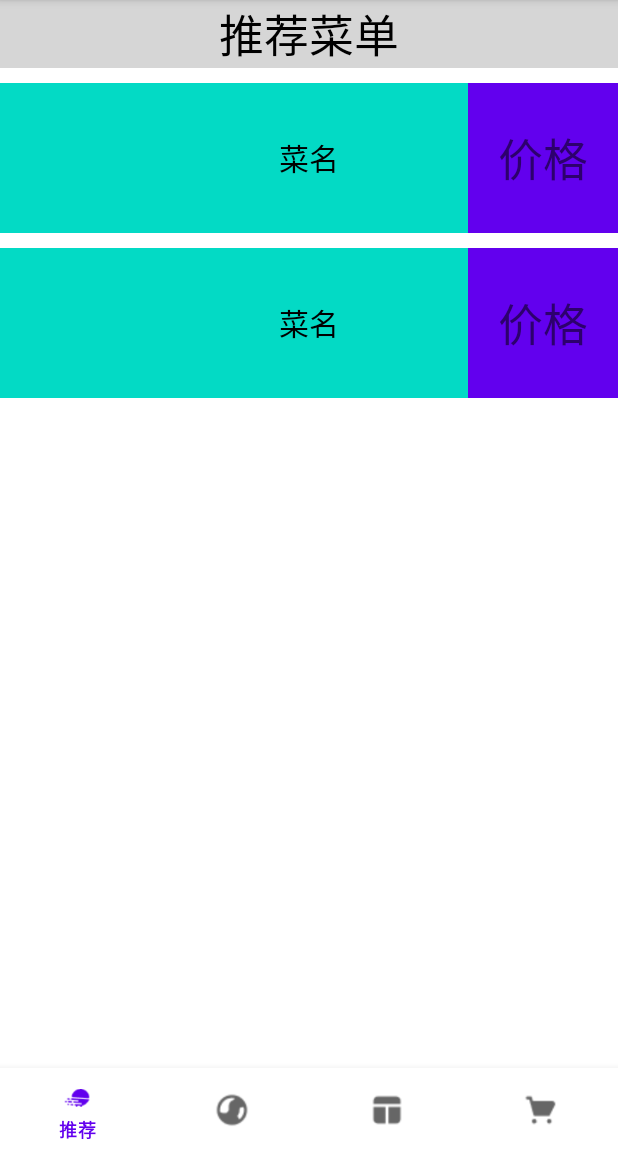
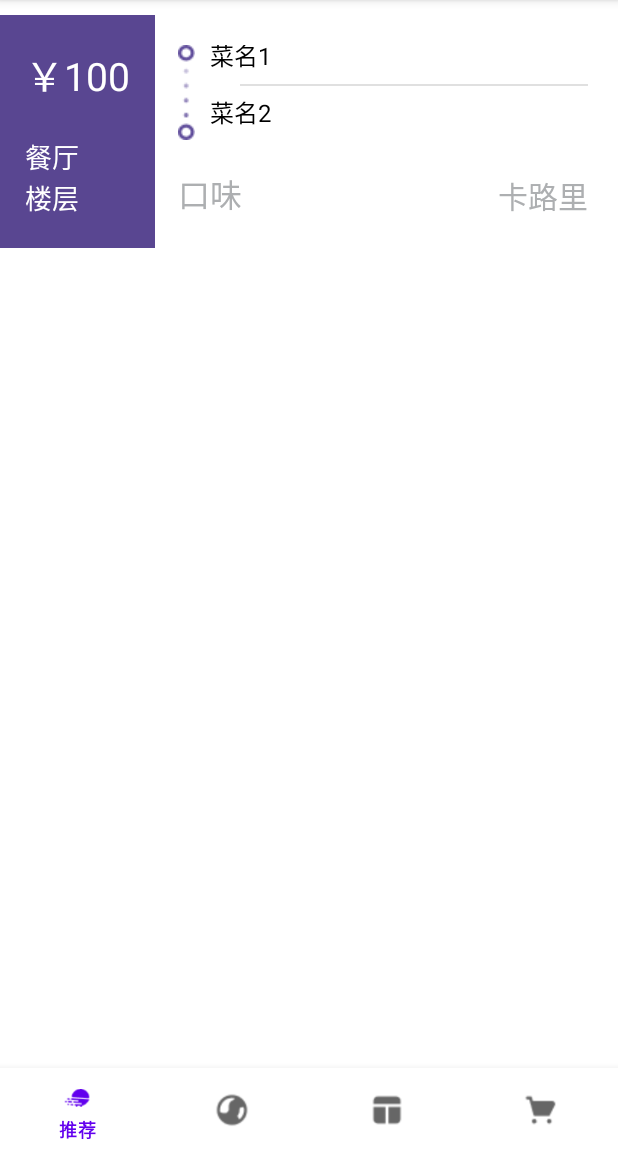
Before and after one commit to RubbishD/SJTU, an Android app: the screen it shows after launch (MainActivity), after a tap on "START", on a phone screen of 412 x 824 dp, the part 84-1236 px from its top. Run offline under Robolectric (Android 15) with nearby library versions, the phone set to English and light mode, and no system bars; our stand-ins replace navigation-ui; libraries missing offline, so code that uses them is left out: com.diegodobelo.expandingview.

Commit message:
version2

```diff
--- a/app/src/main/java/com/example/sjtu/RecommendFragment.java
+++ b/app/src/main/java/com/example/sjtu/RecommendFragment.java
@@ -22,7 +22,7 @@ import com.diegodobelo.expandingview.ExpandingList;
  */
 public class RecommendFragment extends Fragment {
     private RelativeLayout mRelativeLayout;
-    private TextView mTvprice;
+    private TextView getmTvprice1,getmTvprice2;
     private static final String ARG_PARAM1 = "param1";
      private static final String ARG_PARAM2 = "param2";
 
@@ -67,8 +67,16 @@ public class RecommendFragment extends Fragment {
     public void onViewCreated(@NonNull View view, @Nullable Bundle savedInstanceState) {
         super.onViewCreated(view, savedInstanceState);
         //
-        mRelativeLayout = view.findViewById(R.id.relative1);
-        mRelativeLayout.setOnClickListener(new View.OnClickListener() {
+        getmTvprice1 = view.findViewById(R.id.title_recipe1);
+        getmTvprice2 = view.findViewById(R.id.title_recipe2);
+        getmTvprice1.setOnClickListener(new View.OnClickListener() {
+            @Override
+            public void onClick(View view) {
+                Intent intent = new Intent(getActivity(),RecipeActivity1.class);
+                startActivity(intent);
+            }
+        });
+        getmTvprice2.setOnClickListener(new View.OnClickListener() {
             @Override
             public void onClick(View view) {
                 Intent intent = new Intent(getActivity(),RecipeActivity1.class);
--- /dev/null
+++ b/app/src/main/res/drawable/tv_shape1.xml
@@ -0,0 +1,10 @@
+<?xml version="1.0" encoding="utf-8"?>
+<shape xmlns:android="http://schemas.android.com/apk/res/android"
+    android:shape="rectangle">
+    <stroke
+
+        android:width="5dp"
+        android:color="@color/teal_200"/>
+    <corners
+        android:radius="10dp"/>
+</shape>
--- a/app/src/main/res/layout/activity_recipe1.xml
+++ b/app/src/main/res/layout/activity_recipe1.xml
@@ -65,7 +65,8 @@
             android:layout_height="wrap_content"
             android:layout_toRightOf="@id/location_recipe0"
             android:text="餐饮大楼"
-            android:textSize="20sp"/>
+            android:textSize="20sp" />
+
         <TextView
             android:id="@+id/location_recipe2"
             android:layout_width="wrap_content"
@@ -73,7 +74,7 @@
             android:layout_toRightOf="@id/location_recipe1"
 
             android:text="楼层"
-            android:textSize="20sp"/>
+            android:textSize="20sp" />
 
         <TextView
             android:id="@+id/location_recipe3"
@@ -81,7 +82,7 @@
             android:layout_height="wrap_content"
             android:layout_toRightOf="@id/location_recipe2"
             android:text="餐厅名"
-            android:textSize="20sp"/>
+            android:textSize="20sp" />
 
         <TextView
             android:id="@+id/location_recipe4"
@@ -89,7 +90,7 @@
             android:layout_height="wrap_content"
             android:layout_toRightOf="@id/location_recipe3"
             android:text="窗口"
-            android:textSize="20sp"/>
+            android:textSize="20sp" />
     </RelativeLayout>
 
     <RelativeLayout
@@ -130,14 +131,14 @@
             android:text="时间："
             android:textSize="20sp"
             />
+
         <TextView
             android:layout_width="wrap_content"
             android:layout_height="wrap_content"
             android:layout_toRightOf="@id/time"
+            android:gravity="center"
             android:text="****"
-            android:textSize="20sp"
-            android:gravity="center"
-            />
+            android:textSize="20sp" />
     </RelativeLayout>
 
     <RelativeLayout
--- a/app/src/main/res/layout/fragment_recommend.xml
+++ b/app/src/main/res/layout/fragment_recommend.xml
@@ -1,87 +1,168 @@
 <?xml version="1.0" encoding="utf-8"?>
-<ScrollView xmlns:android="http://schemas.android.com/apk/res/android"
+<LinearLayout xmlns:android="http://schemas.android.com/apk/res/android"
     android:layout_width="match_parent"
-    android:layout_height="match_parent">
+    android:layout_height="wrap_content"
+    android:background="@color/bgContent"
+    android:baselineAligned="false"
+    android:paddingTop="10dp"
+    android:orientation="horizontal">
+
+    <!-- LEFT TITLE PART -->
     <RelativeLayout
         android:layout_width="match_parent"
-        android:layout_height="match_parent">
-        <!-- TODO: Update blank fragment layout -->
-        <TextView
-            android:id="@+id/tv_Title"
-            android:layout_width="match_parent"
-            android:layout_height="wrap_content"
-            android:text="推荐菜单"
-            android:textColor="#000000"
-            android:textSize="30sp"
-            android:gravity="center"
-            android:background="#D6D6D6"/>
-
-        <RelativeLayout
-            android:id="@+id/relative1"
-            android:layout_width="match_parent"
-            android:layout_height="100dp"
-            android:layout_below="@id/tv_Title"
-            android:layout_marginTop="10dp"
-            android:background="@color/teal_200">
+        android:layout_height="155dp"
+        android:layout_weight="3"
+        android:background="@color/bgTitleLeft"
+        android:gravity="center_horizontal"
+        android:orientation="vertical"
+        android:paddingBottom="20dp"
+        android:paddingLeft="10dp"
+        android:paddingRight="10dp"
+        android:paddingTop="20dp">
 
         <TextView
-                android:id="@+id/tv_name1"
-                android:layout_width="100dp"
-                android:clickable="true"
-                android:layout_height="match_parent"
-                android:layout_centerInParent="true"
+            android:id="@+id/title_price"
+            android:layout_width="wrap_content"
+            android:layout_height="wrap_content"
+            android:layout_alignParentLeft="true"
+            android:layout_alignParentStart="true"
             android:gravity="center"
-                android:text="菜名"
-                android:textColor="@color/black"
-                android:textFontWeight="1"
-                android:textSize="20sp" />
+            android:textColor="@android:color/white"
+            android:textSize="26sp"
+            android:text="￥100"/>
 
         <TextView
-                android:id="@+id/tv_price1"
-                android:layout_width="100dp"
-                android:layout_height="match_parent"
-                android:layout_centerVertical="true"
-                android:layout_alignParentEnd="true"
-                android:background="@color/purple_500"
-                android:gravity="center"
-                android:text="价格"
-                android:textSize="30sp" />
+            android:id="@+id/title_canteen_label"
+            android:layout_width="wrap_content"
+            android:layout_height="wrap_content"
+            android:layout_alignParentBottom="true"
+            android:layout_alignParentLeft="true"
+            android:layout_alignParentStart="true"
+            android:textColor="@android:color/white"
+            android:textSize="18sp"
+            android:text="楼层"/>
+
+        <TextView
+            android:id="@+id/title_date_label"
+            android:layout_width="wrap_content"
+            android:layout_height="wrap_content"
+            android:layout_above="@id/title_canteen_label"
+            android:layout_alignParentLeft="true"
+            android:layout_alignParentStart="true"
+            android:textColor="@android:color/white"
+            android:textSize="18sp"
+            android:text="餐厅"/>
+
 
     </RelativeLayout>
+    <!-- RIGHT TITLE PART -->
     <RelativeLayout
-            android:id="@+id/relative2"
         android:layout_width="match_parent"
-            android:layout_height="100dp"
-            android:layout_below="@id/relative1"
-            android:layout_marginTop="10dp"
-            android:background="@color/teal_200">
+        android:layout_height="match_parent"
+        android:layout_weight="1"
+        android:background="@color/bgTitleRight"
+        android:paddingStart="15dp"
+        android:paddingLeft="15dp"
+        android:paddingTop="20dp"
+        android:paddingEnd="20dp"
+        android:paddingRight="20dp"
+        android:paddingBottom="20dp">
+
+        <ImageView
+            android:id="@+id/title_from_to_dots"
+            android:layout_width="wrap_content"
+            android:layout_height="wrap_content"
+            android:layout_alignParentStart="true"
+            android:layout_alignParentLeft="true"
+            android:layout_marginEnd="10dp"
+            android:layout_marginRight="10dp"
+            android:src="@drawable/from_to_purple" />
 
         <TextView
-                android:id="@+id/tv_name2"
-                android:layout_width="100dp"
-                android:layout_height="match_parent"
-                android:layout_centerInParent="true"
-                android:gravity="center"
-                android:text="菜名"
-                android:textColor="@color/black"
-                android:textFontWeight="1"
-                android:textSize="20sp" />
+            android:id="@+id/title_recipe1"
+            android:layout_width="wrap_content"
+            android:layout_height="wrap_content"
+            android:layout_alignTop="@+id/title_from_to_dots"
+            android:layout_marginTop="-5dp"
+            android:layout_toEndOf="@+id/title_from_to_dots"
+            android:layout_toRightOf="@+id/title_from_to_dots"
+            android:ellipsize="marquee"
+            android:fadingEdge="horizontal"
+            android:singleLine="true"
+            android:textColor="@android:color/black"
+            android:textSize="16sp"
+            android:text="菜名1"
+            />
+
+        <ImageView
+            android:id="@+id/title_from_to_dots_divider"
+            android:layout_width="match_parent"
+            android:layout_height="1dp"
+            android:layout_below="@id/title_recipe1"
+            android:layout_marginStart="20dp"
+            android:layout_marginLeft="20dp"
+            android:layout_marginTop="7dp"
+            android:layout_marginBottom="5dp"
+            android:layout_toEndOf="@+id/title_from_to_dots"
+            android:layout_toRightOf="@+id/title_from_to_dots"
+            android:src="@color/contentDividerLine" />
 
         <TextView
-                android:id="@+id/tv_price2"
-                android:layout_width="100dp"
-                android:layout_height="match_parent"
-                android:layout_centerVertical="true"
+            android:id="@+id/title_recipe2"
+            android:layout_width="wrap_content"
+            android:layout_height="wrap_content"
+            android:layout_below="@id/title_from_to_dots_divider"
+            android:layout_toEndOf="@id/title_from_to_dots"
+            android:layout_toRightOf="@id/title_from_to_dots"
+            android:ellipsize="marquee"
+            android:fadingEdge="horizontal"
+            android:singleLine="true"
+            android:textColor="@android:color/black"
+            android:textSize="16sp"
+            android:text="菜名2"/>
+
+
+        <TextView
+            android:id="@+id/title_requests_count"
+            style="@style/TitleBadgeText"
+            android:layout_width="wrap_content"
+            android:layout_height="wrap_content"
+            android:layout_alignParentStart="true"
+            android:layout_alignParentLeft="true"
+            android:layout_alignParentBottom="true" />
+
+        <TextView
+            style="@style/TitleBadgeTitle"
+            android:layout_width="wrap_content"
+            android:layout_height="wrap_content"
+            android:layout_above="@id/title_requests_count"
+            android:textSize="21sp"
+            android:layout_alignParentBottom="true"
+            android:layout_alignParentStart="true"
+            android:layout_alignParentRight="true"
+            android:text="@string/teast" />
+
+        <TextView
+            android:id="@+id/title_weight"
+            style="@style/TitleBadgeText"
+            android:layout_width="wrap_content"
+            android:layout_height="wrap_content"
             android:layout_alignParentEnd="true"
-                android:background="@color/purple_500"
-                android:gravity="center"
-                android:text="价格"
-                android:textSize="30sp" />
-
-        </RelativeLayout>
-    </RelativeLayout>
+            android:layout_alignParentRight="true"
+            android:layout_alignParentBottom="true"
+            android:text="@string/calorie" />
 
 
 
+        <TextView
+            android:id="@+id/title_pledge"
+            style="@style/TitleBadgeText"
+            android:layout_width="wrap_content"
+            android:layout_height="wrap_content"
+            android:layout_alignParentBottom="true"
+            android:layout_marginBottom="56dp" />
 
-</ScrollView>
+
+
+    </RelativeLayout>
+</LinearLayout>
--- a/app/src/main/res/values/colors.xml
+++ b/app/src/main/res/values/colors.xml
@@ -7,4 +7,19 @@
     <color name="teal_700">#FF018786</color>
     <color name="black">#FF000000</color>
     <color name="white">#FFFFFFFF</color>
+    <color name="colorPrimary">#594691</color>
+    <color name="colorPrimaryDark">#3e2d70</color>
+    <color name="bgBackSideColor">#f4f0ff</color>
+    <color name="bgTitleLeft">#594691</color>
+    <color name="bgTitleRight">#ffffff</color>
+    <color name="bgContentTop">#594691</color>
+    <color name="bgContent">#ffffff</color>
+    <color name="contentDividerLine">#e0e0e0</color>
+    <color name="contentBadgeTitle">#a9a9a9</color>
+    <color name="titleBadgeTitle">#adafb1</color>
+    <color name="titleBadgeText">#adafb1</color>
+    <color name="mainTextColor">#343d43</color>
+    <color name="btnRequest">#ffbf12</color>
+
+    <color name="black_overlay">#66000000</color>
 </resources>
--- /dev/null
+++ b/app/src/main/res/values/dimens.xml
@@ -0,0 +1,4 @@
+<resources>
+    <dimen name="activity_horizontal_margin">16dp</dimen>
+    <dimen name="activity_vertical_margin">16dp</dimen>
+</resources>
--- a/app/src/main/res/values/strings.xml
+++ b/app/src/main/res/values/strings.xml
@@ -3,4 +3,6 @@
     <!-- TODO: Remove or change this placeholder text -->
     <string name="hello_blank_fragment">Hello blank fragment</string>
     <string name="button">Button</string>
+    <string name="calorie">卡路里</string>
+    <string name="teast">口味</string>
 </resources>
--- /dev/null
+++ b/app/src/main/res/values/styles.xml
@@ -0,0 +1,37 @@
+<resources>
+
+    <style name="AppTheme" parent="Theme.AppCompat.Light.DarkActionBar">
+        <item name="colorPrimary">@color/colorPrimary</item>
+        <item name="colorPrimaryDark">@color/colorPrimaryDark</item>
+        <item name="android:typeface">sans</item>
+    </style>
+
+    <style name="ContentImageBadgeTitle" parent="AppTheme">
+        <item name="android:alpha">0.5</item>
+        <item name="android:textColor">@android:color/white</item>
+        <item name="android:textSize">12dp</item>
+    </style>
+
+    <style name="ContentImageBadgeText" parent="AppTheme">
+        <item name="android:textColor">@android:color/white</item>
+        <item name="android:textSize">20dp</item>
+        <item name="android:textStyle">bold</item>
+
+    </style>
+
+    <style name="ContentMainBadgeTitle" parent="AppTheme">
+        <item name="android:textColor">@color/contentBadgeTitle</item>
+        <item name="android:textSize">12dp</item>
+    </style>
+
+    <style name="TitleBadgeText" parent="AppTheme">
+        <item name="android:textColor">@color/titleBadgeText</item>
+        <item name="android:textSize">20dp</item>
+    </style>
+
+    <style name="TitleBadgeTitle" parent="AppTheme">
+        <item name="android:textColor">@color/titleBadgeTitle</item>
+        <item name="android:textSize">12dp</item>
+    </style>
+
+</resources>
```
Also changed, not shown: app/src/main/res/drawable/arrow.png (added), app/src/main/res/drawable/background.png (added), app/src/main/res/drawable/from_to_purple.png (added), app/src/main/res/drawable/image.png (added), app/src/main/res/drawable/menu_icon.png (added), 3 other files. Lines whose indentation alone changed are shown as unchanged.
